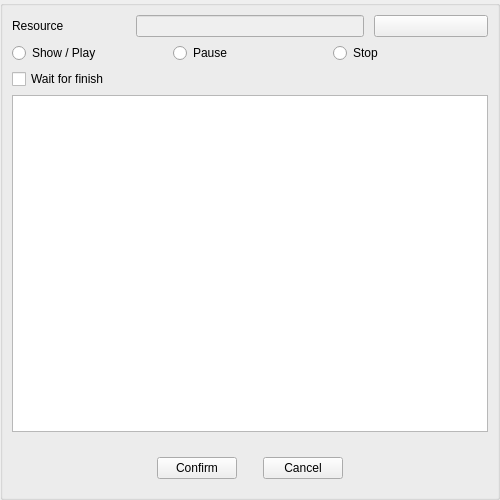
Old version of the form src/Editor/Script/ResourceSnippetOverlay.ui in the repository RemotelyChaotic/JOIPEngine.
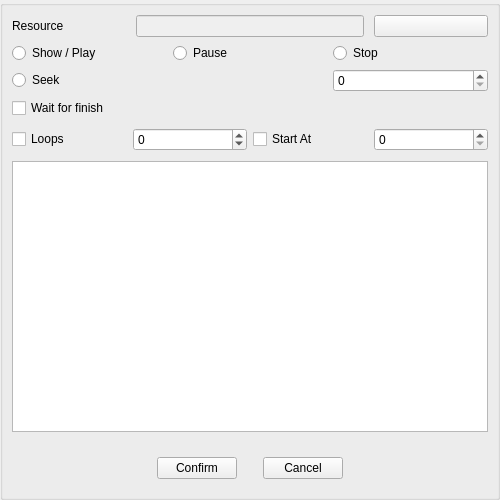
New version of the form. Custom widgets are drawn as their Qt base class.

```diff
--- a/src/Editor/Script/ResourceSnippetOverlay.ui
+++ b/src/Editor/Script/ResourceSnippetOverlay.ui
@@ -37,7 +37,7 @@
      <layout class="QGridLayout" name="gridLayout_5">
       <item row="2" column="1">
        <widget class="QWidget" name="widget_2" native="true">
-        <layout class="QHBoxLayout" name="horizontalLayout">
+        <layout class="QGridLayout" name="gridLayout_4">
          <property name="leftMargin">
           <number>0</number>
          </property>
@@ -50,17 +50,7 @@
          <property name="bottomMargin">
           <number>0</number>
          </property>
-         <item>
-          <widget class="QRadioButton" name="pPlayRadioButton">
-           <property name="text">
-            <string>Show / Play</string>
-           </property>
-           <attribute name="buttonGroup">
-            <string notr="true">pButtonGroup</string>
-           </attribute>
-          </widget>
-         </item>
-         <item>
+         <item row="0" column="1">
           <widget class="QRadioButton" name="pPauseRadioButton">
            <property name="text">
             <string>Pause</string>
@@ -70,7 +60,7 @@
            </attribute>
           </widget>
          </item>
-         <item>
+         <item row="0" column="2">
           <widget class="QRadioButton" name="pStopRadioButton">
            <property name="text">
             <string>Stop</string>
@@ -80,6 +70,30 @@
            </attribute>
           </widget>
          </item>
+         <item row="0" column="0">
+          <widget class="QRadioButton" name="pPlayRadioButton">
+           <property name="text">
+            <string>Show / Play</string>
+           </property>
+           <attribute name="buttonGroup">
+            <string notr="true">pButtonGroup</string>
+           </attribute>
+          </widget>
+         </item>
+         <item row="1" column="0">
+          <widget class="QRadioButton" name="pSeekRadioButton">
+           <property name="text">
+            <string>Seek</string>
+           </property>
+          </widget>
+         </item>
+         <item row="1" column="2">
+          <widget class="QSpinBox" name="pSeekSpinBox">
+           <property name="maximum">
+            <number>10000000</number>
+           </property>
+          </widget>
+         </item>
         </layout>
        </widget>
       </item>
@@ -158,7 +172,35 @@
          <property name="spacing">
           <number>10</number>
          </property>
+         <item row="3" column="0">
+          <widget class="CSearchWidget" name="pFilter" native="true"/>
+         </item>
          <item row="0" column="0">
+          <widget class="QWidget" name="widget_3" native="true">
+           <layout class="QHBoxLayout" name="horizontalLayout_2">
+            <property name="leftMargin">
+             <number>0</number>
+            </property>
+            <property name="topMargin">
+             <number>0</number>
+            </property>
+            <property name="rightMargin">
+             <number>0</number>
+            </property>
+            <property name="bottomMargin">
+             <number>0</number>
+            </property>
+            <item>
+             <widget class="QCheckBox" name="pWaitForFinishedCheckBox">
+              <property name="text">
+               <string>Wait for finish</string>
+              </property>
+             </widget>
+            </item>
+           </layout>
+          </widget>
+         </item>
+         <item row="2" column="0">
           <widget class="QTreeView" name="pResourceSelectTree">
            <property name="sizePolicy">
             <sizepolicy hsizetype="Preferred" vsizetype="Expanding">
@@ -178,7 +220,53 @@
           </widget>
          </item>
          <item row="1" column="0">
-          <widget class="CSearchWidget" name="pFilter" native="true"/>
+          <widget class="QWidget" name="widget_6" native="true">
+           <layout class="QHBoxLayout" name="horizontalLayout_3">
+            <property name="leftMargin">
+             <number>0</number>
+            </property>
+            <property name="topMargin">
+             <number>0</number>
+            </property>
+            <property name="rightMargin">
+             <number>0</number>
+            </property>
+            <property name="bottomMargin">
+             <number>0</number>
+            </property>
+            <item>
+             <widget class="QCheckBox" name="pLoopsCheckBox">
+              <property name="text">
+               <string>Loops</string>
+              </property>
+             </widget>
+            </item>
+            <item>
+             <widget class="QSpinBox" name="pLoopsSpinBox">
+              <property name="minimum">
+               <number>-1</number>
+              </property>
+              <property name="maximum">
+               <number>10000000</number>
+              </property>
+             </widget>
+            </item>
+            <item>
+             <widget class="QCheckBox" name="pStartAtCheckBox">
+              <property name="text">
+               <string>Start At</string>
+              </property>
+             </widget>
+            </item>
+            <item>
+             <widget class="QSpinBox" name="pStartAtSpinBox">
+              <property name="maximum">
+               <number>10000000</number>
+              </property>
+             </widget>
+            </item>
+           </layout>
+          </widget>
          </item>
         </layout>
        </widget>
@@ -245,13 +333,6 @@
         </layout>
        </widget>
       </item>
-      <item row="3" column="1">
-       <widget class="QCheckBox" name="pWaitForFinishedCheckBox">
-        <property name="text">
-         <string>Wait for finish</string>
-        </property>
-       </widget>
-      </item>
      </layout>
     </widget>
    </item>
```
